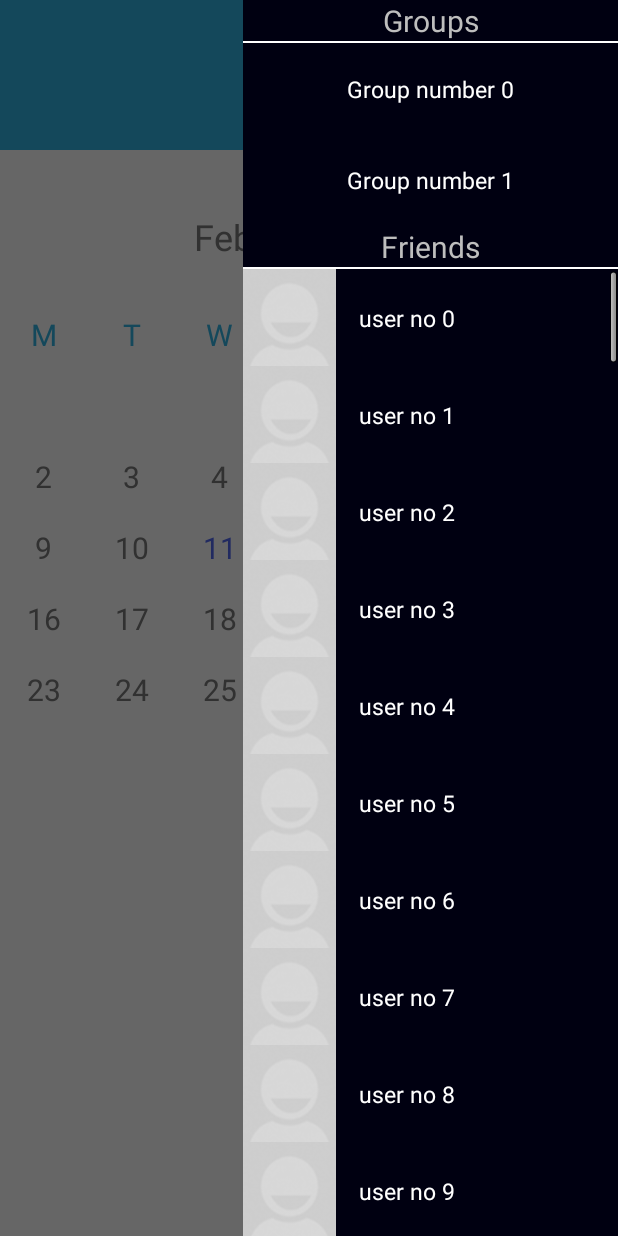
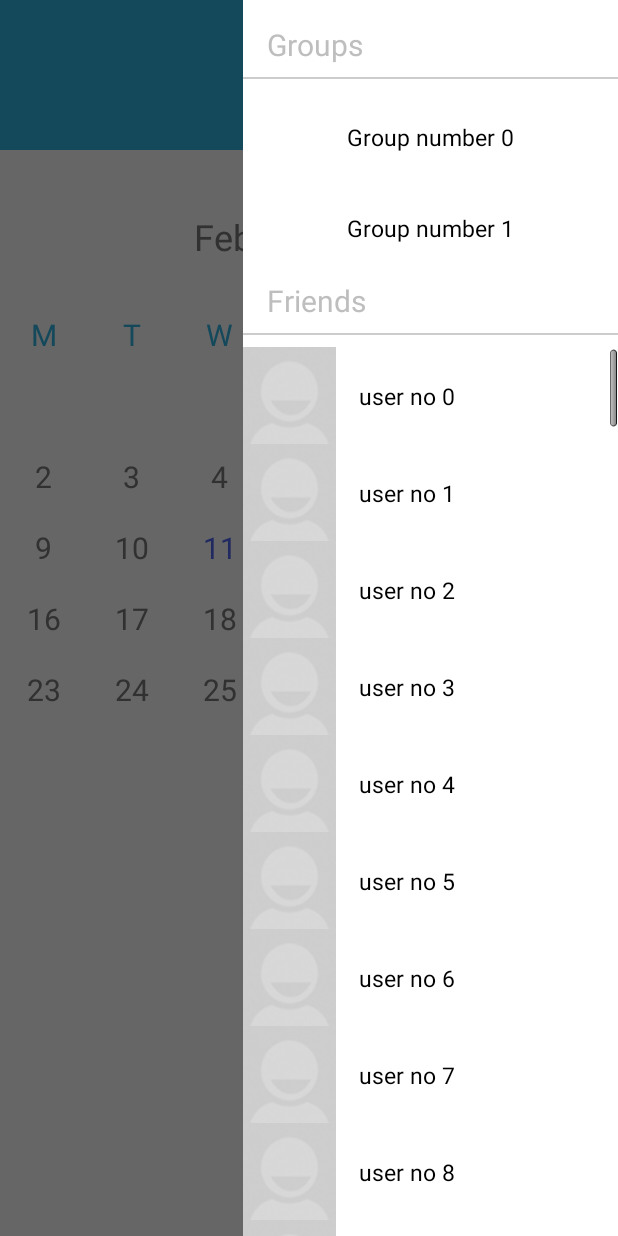
Before and after one commit to ziggyzaggy/schedulator, an Android app: the CalendarView screen opened directly, with no data from a screen before it, with the side drawer open, on a phone screen of 412 x 824 dp. Run offline under Robolectric (Android 15) with nearby library versions, the phone set to English and light mode, and no system bars; 3 statements that could not run were skipped.

```diff
--- a/app/src/main/java/com/examples/android/calendar/CalendarView.java
+++ b/app/src/main/java/com/examples/android/calendar/CalendarView.java
@@ -37,6 +37,7 @@ import android.view.View;
 import android.view.View.OnClickListener;
 import android.view.animation.Animation;
 import android.view.animation.AnimationUtils;
+import android.widget.AbsListView;
 import android.widget.AdapterView;
 import android.widget.AdapterView.OnItemClickListener;
 import android.widget.GridView;
@@ -326,6 +327,32 @@ public class CalendarView extends Activity {
             }
         });
 
+
+        mRightDrawerList.setOnScrollListener(new AbsListView.OnScrollListener() {
+
+            private int mLastFirstVisibleItem;
+            @Override
+            public void onScrollStateChanged(AbsListView view, int scrollState) {
+
+            }
+
+            @Override
+            public void onScroll(AbsListView view, int firstVisibleItem,
+                                 int visibleItemCount, int totalItemCount) {
+
+                if(mLastFirstVisibleItem<firstVisibleItem)
+                {
+                   //TODO: Do something on scroll down
+                }
+                if(mLastFirstVisibleItem>firstVisibleItem)
+                {
+                    //TODO: do something on scroll up
+                }
+                mLastFirstVisibleItem=firstVisibleItem;
+
+            }
+        });
+
 	}
 
 
--- a/app/src/main/res/layout/calendar.xml
+++ b/app/src/main/res/layout/calendar.xml
@@ -168,19 +168,23 @@
         android:layout_height="match_parent"
         android:layout_gravity="end"
         android:orientation="vertical"
-        android:background="#001"
+        android:background="#fff"
         >
         <TextView
             android:layout_width="match_parent"
             android:layout_height="wrap_content"
             android:text="Groups"
             android:textSize="20sp"
-            android:gravity="center"
+            android:layout_marginLeft="16dp"
+            android:layout_marginTop="16dp"
             />
         <View
             android:layout_width="fill_parent"
             android:layout_height="1dp"
-            android:background="#ffffff" />
+            android:background="#ccc"
+            android:layout_marginTop="8dp"
+            android:layout_marginBottom="8dp"
+            />
 
         <ListView
             android:id="@+id/right_drawer_groups"
@@ -201,12 +205,16 @@
         android:layout_height="wrap_content"
         android:text="Friends"
         android:textSize="20sp"
-        android:gravity="center"
+        android:layout_marginTop="4dp"
+        android:layout_marginLeft="16dp"
         />
         <View
             android:layout_width="fill_parent"
             android:layout_height="1dp"
-            android:background="#ffffff" />
+            android:background="#ccc"
+            android:layout_marginTop="8dp"
+            android:layout_marginBottom="8dp"
+            />
 
     <ListView
         android:id="@+id/right_drawer"
@@ -219,7 +227,8 @@
         android:divider="@color/mainGrayText"
         android:dividerHeight="0dp"
         android:layout_gravity="end"
-
+        android:fadingEdge="none"
+        android:fadingEdgeLength="0dp"
         />
     </LinearLayout>
 
--- a/app/src/main/res/layout/friend_list_item.xml
+++ b/app/src/main/res/layout/friend_list_item.xml
@@ -19,7 +19,7 @@
         android:layout_width="0dp"
         android:layout_height="match_parent"
         android:layout_weight="1"
-        android:textColor="@color/white"
+        android:textColor="#000"
         android:padding="15dp"
         />
     <TextView
@@ -27,7 +27,7 @@
         android:layout_width="0dp"
         android:layout_height="match_parent"
         android:layout_weight="3"
-        android:textColor="@color/white"
+        android:textColor="#000"
         android:gravity="center_vertical"
         android:textSize="15sp"
         android:padding="15dp"
--- a/app/src/main/res/layout/group_list_item.xml
+++ b/app/src/main/res/layout/group_list_item.xml
@@ -18,7 +18,7 @@
         android:layout_width="match_parent"
         android:layout_height="match_parent"
         android:text=""
-        android:textColor="@color/white"
+        android:textColor="#000"
         android:gravity="center"
         />
     </LinearLayout>
```
